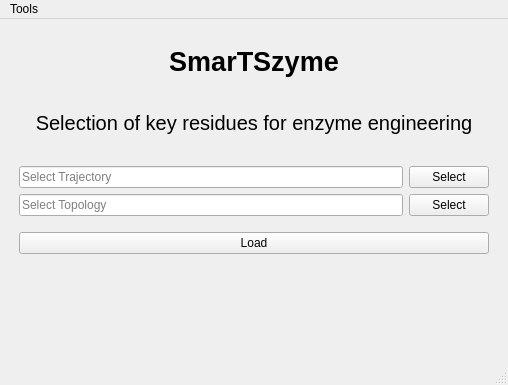
First picture: the form in smarts_gui/ui_files/mainWindow.ui, repository CAMDgraz/SmarTSzyme_plugin, before the edit.
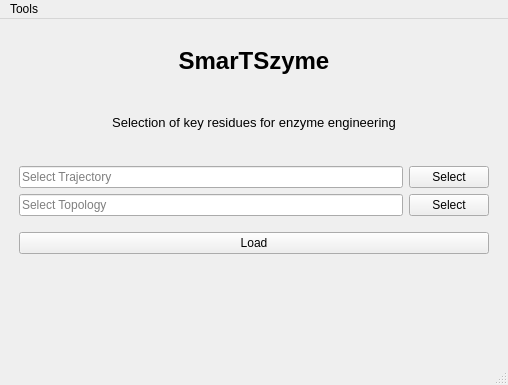
Second picture: the form after the edit.

Commit message: Fixed wrong naming of ui file variable and resized

What changed in the file:
```diff
--- a/smarts_gui/ui_files/mainWindow.ui
+++ b/smarts_gui/ui_files/mainWindow.ui
@@ -18,8 +18,8 @@
   </property>
   <property name="maximumSize">
    <size>
-    <width>508</width>
-    <height>385</height>
+    <width>16777215</width>
+    <height>16777215</height>
    </size>
   </property>
   <property name="windowTitle">
@@ -45,7 +45,7 @@
        <widget class="QLabel" name="label">
         <property name="font">
          <font>
-          <pointsize>20</pointsize>
+          <pointsize>18</pointsize>
           <weight>75</weight>
           <bold>true</bold>
          </font>
@@ -62,7 +62,7 @@
        <widget class="QLabel" name="label_2">
         <property name="font">
          <font>
-          <pointsize>15</pointsize>
+          <pointsize>10</pointsize>
          </font>
         </property>
         <property name="text">
```
The commit also changes 3 other files.
